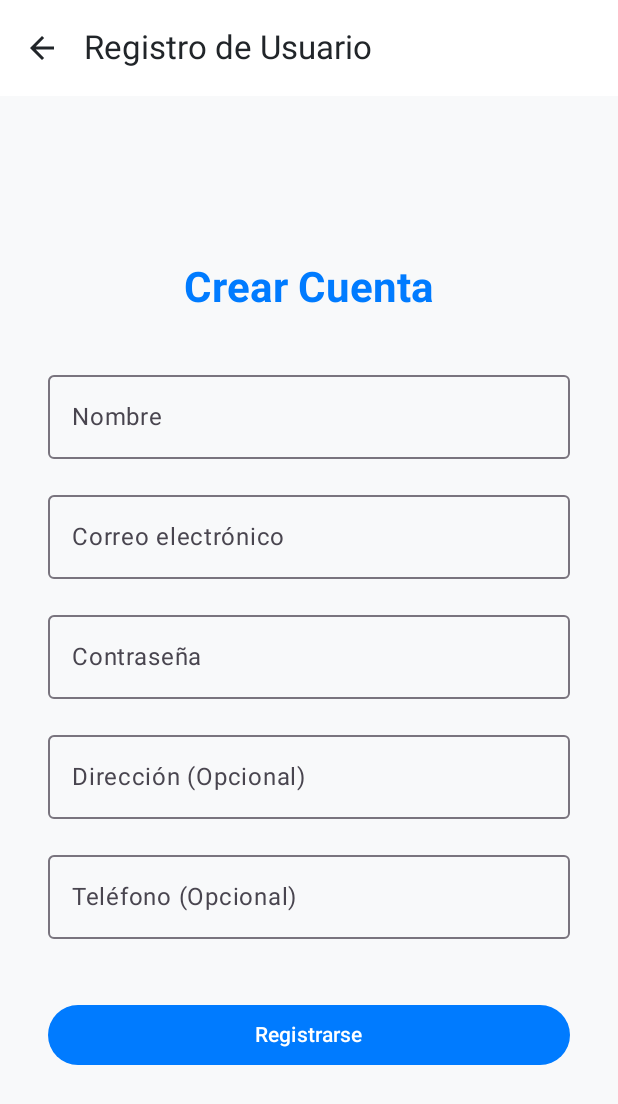
After one commit to AdanCR1/Test_store, an Android app built with Jetpack Compose: the composable RegisterScreen shown on its own in the app's theme, on a phone screen of 412 x 824 dp. The commit adds this screen. Shown: the top 1104 px of the screen. Run offline under Robolectric (Android 15) with nearby library versions, the phone set to English and light mode, and no system bars.

Commit message:
registro de usuario

```diff
--- /dev/null
+++ b/app/src/main/java/com/example/test_store/ui/screens/RegisterScreen.kt
@@ -0,0 +1,201 @@
+package com.example.test_store.ui.screens
+
+import androidx.compose.foundation.layout.Arrangement
+import androidx.compose.foundation.layout.Column
+import androidx.compose.foundation.layout.Spacer
+import androidx.compose.foundation.layout.fillMaxSize
+import androidx.compose.foundation.layout.fillMaxWidth
+import androidx.compose.foundation.layout.height
+import androidx.compose.foundation.layout.padding
+import androidx.compose.foundation.layout.size
+import androidx.compose.foundation.layout.width
+import androidx.compose.material.icons.Icons
+import androidx.compose.material.icons.filled.ArrowBack
+import androidx.compose.material3.Button
+import androidx.compose.material3.CircularProgressIndicator
+import androidx.compose.material3.ExperimentalMaterial3Api
+import androidx.compose.material3.Icon
+import androidx.compose.material3.IconButton
+import androidx.compose.material3.MaterialTheme
+import androidx.compose.material3.OutlinedTextField
+import androidx.compose.material3.Scaffold
+import androidx.compose.material3.Text
+import androidx.compose.material3.TopAppBar
+import androidx.compose.runtime.Composable
+import androidx.compose.runtime.LaunchedEffect
+import androidx.compose.runtime.collectAsState
+import androidx.compose.runtime.getValue
+import androidx.compose.runtime.mutableStateOf
+import androidx.compose.runtime.remember
+import androidx.compose.runtime.setValue
+import androidx.compose.ui.Alignment
+import androidx.compose.ui.Modifier
+import androidx.compose.ui.text.font.FontWeight
+import androidx.compose.ui.text.input.PasswordVisualTransformation
+import androidx.compose.ui.tooling.preview.Preview
+import androidx.compose.ui.unit.dp
+import com.example.test_store.data.model.RegisterRequest
+import com.example.test_store.ui.theme.Test_storeTheme
+
+@OptIn(ExperimentalMaterial3Api::class)
+@Composable
+fun RegisterScreen(
+    registerViewModel: RegisterViewModel,
+    onRegistrationSuccess: (String, String) -> Unit,
+    onBack: () -> Unit
+) {
+    var nombre by remember { mutableStateOf("") }
+    var email by remember { mutableStateOf("") }
+    var password by remember { mutableStateOf("") }
+    var direccion by remember { mutableStateOf("") }
+    var telefono by remember { mutableStateOf("") }
+    var telefonoError by remember { mutableStateOf<String?>(null) }
+
+    val uiState by registerViewModel.uiState.collectAsState()
+
+    var localErrorMessage by remember { mutableStateOf<String?>(null) }
+
+    // Observe registration success
+    LaunchedEffect(uiState.isSuccess) {
+        if (uiState.isSuccess) {
+            onRegistrationSuccess(email, password)
+            registerViewModel.resetState() // Reset ViewModel state after success
+        }
+    }
+
+    // Observe errors
+    LaunchedEffect(uiState.error) {
+        uiState.error?.let {
+            localErrorMessage = it
+            registerViewModel.onRegistrationErrorShown() // Notify ViewModel that error has been shown
+        }
+    }
+
+    Scaffold(
+        topBar = {
+            TopAppBar(
+                title = { Text("Registro de Usuario") },
+                navigationIcon = {
+                    IconButton(onClick = onBack) {
+                        Icon(Icons.Default.ArrowBack, contentDescription = "Atrás")
+                    }
+                }
+            )
+        }
+    ) { innerPadding ->
+        Column(
+            modifier = Modifier
+                .padding(innerPadding)
+                .fillMaxSize()
+                .padding(32.dp),
+            horizontalAlignment = Alignment.CenterHorizontally,
+            verticalArrangement = Arrangement.Center
+        ) {
+            Text(
+                "Crear Cuenta",
+                style = MaterialTheme.typography.headlineMedium,
+                fontWeight = FontWeight.Bold,
+                color = MaterialTheme.colorScheme.primary
+            )
+
+            Spacer(modifier = Modifier.height(32.dp))
+
+            OutlinedTextField(
+                value = nombre,
+                onValueChange = { nombre = it },
+                label = { Text("Nombre") },
+                modifier = Modifier.fillMaxWidth(),
+                isError = localErrorMessage != null && nombre.isBlank()
+            )
+            Spacer(modifier = Modifier.height(16.dp))
+
+            OutlinedTextField(
+                value = email,
+                onValueChange = { email = it },
+                label = { Text("Correo electrónico") },
+                modifier = Modifier.fillMaxWidth(),
+                isError = localErrorMessage != null && email.isBlank()
+            )
+            Spacer(modifier = Modifier.height(16.dp))
+
+            OutlinedTextField(
+                value = password,
+                onValueChange = { password = it },
+                label = { Text("Contraseña") },
+                modifier = Modifier.fillMaxWidth(),
+                visualTransformation = PasswordVisualTransformation(),
+                isError = localErrorMessage != null && password.isBlank()
+            )
+            Spacer(modifier = Modifier.height(16.dp))
+
+            OutlinedTextField(
+                value = direccion,
+                onValueChange = { direccion = it },
+                label = { Text("Dirección (Opcional)") },
+                modifier = Modifier.fillMaxWidth()
+            )
+            Spacer(modifier = Modifier.height(16.dp))
+
+            OutlinedTextField(
+                value = telefono,
+                onValueChange = {
+                    telefono = it
+                    telefonoError = null // Clear error on change
+                },
+                label = { Text("Teléfono (Opcional)") },
+                modifier = Modifier.fillMaxWidth(),
+                isError = telefonoError != null, // Show error state
+                supportingText = { if (telefonoError != null) Text(telefonoError!!) } // Show error message
+            )
+
+            if (localErrorMessage != null) {
+                Spacer(modifier = Modifier.height(16.dp))
+                Text(localErrorMessage ?: "Error", color = MaterialTheme.colorScheme.error)
+            }
+
+            Spacer(modifier = Modifier.height(24.dp))
+
+            Button(
+                onClick = {
+                    // Reset all local errors
+                    localErrorMessage = null
+                    telefonoError = null
+
+                    if (nombre.isBlank() || email.isBlank() || password.isBlank()) {
+                        localErrorMessage = "Completa los campos obligatorios (Nombre, Correo, Contraseña)"
+                        return@Button
+                    }
+
+                    if (telefono.isNotBlank() && !telefono.all { it.isDigit() }) {
+                        telefonoError = "El teléfono debe contener solo números."
+                        return@Button
+                    }
+
+                    val request = RegisterRequest(nombre, email, password, direccion.ifBlank { null }, telefono.ifBlank { null })
+                    registerViewModel.register(request)
+                },
+                modifier = Modifier.fillMaxWidth(),
+                enabled = !uiState.isLoading
+            ) {
+                if (uiState.isLoading) {
+                    CircularProgressIndicator(
+                        modifier = Modifier.size(16.dp),
+                        color = MaterialTheme.colorScheme.onPrimary
+                    )
+                    Spacer(modifier = Modifier.width(8.dp))
+                }
+                Text(if (uiState.isLoading) "Registrando..." else "Registrarse")
+            }
+        }
+    }
+}
+
+@Preview(showBackground = true)
+@Composable
+fun PreviewRegisterScreen() {
+    Test_storeTheme {
+        // This preview will be broken because it can't instantiate the ViewModel.
+        // For a proper preview, you'd need a mock ViewModel.
+        // RegisterScreen(registerViewModel = RegisterViewModel(StoreRepository()), onRegistrationSuccess = {}, onBack = {}) // Example of how it would be called
+    }
+}
```
Also changed, not shown: app/src/main/java/com/example/test_store/MainActivity.kt (+29 -2 lines), app/src/main/java/com/example/test_store/data/model/RegisterRequest.kt (added, +9 -0 lines), app/src/main/java/com/example/test_store/data/repository/StoreRepository.kt (+54 -10 lines), app/src/main/java/com/example/test_store/ui/screens/LoginScreen.kt (+12 -3 lines), app/src/main/java/com/example/test_store/ui/screens/RegisterViewModel.kt (added, +55 -0 lines), app/src/main/java/com/example/test_store/ui/theme/Color.kt (+22 -6 lines), app/src/main/java/com/example/test_store/ui/theme/Theme.kt (+36 -17 lines), 1 other file.
